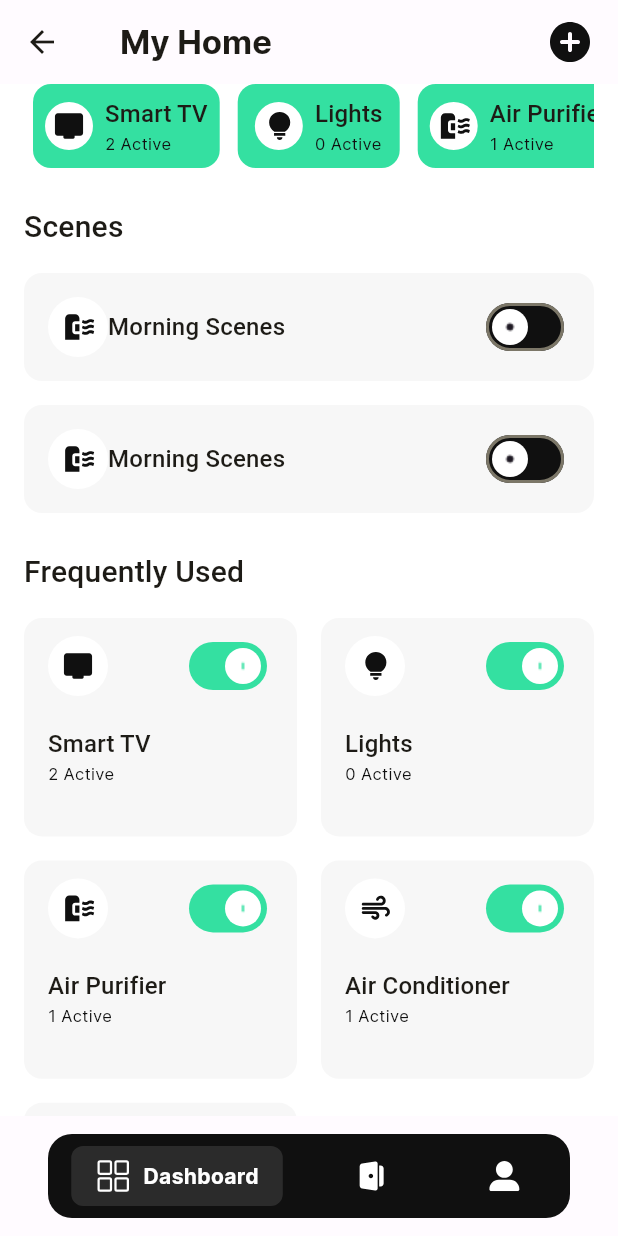
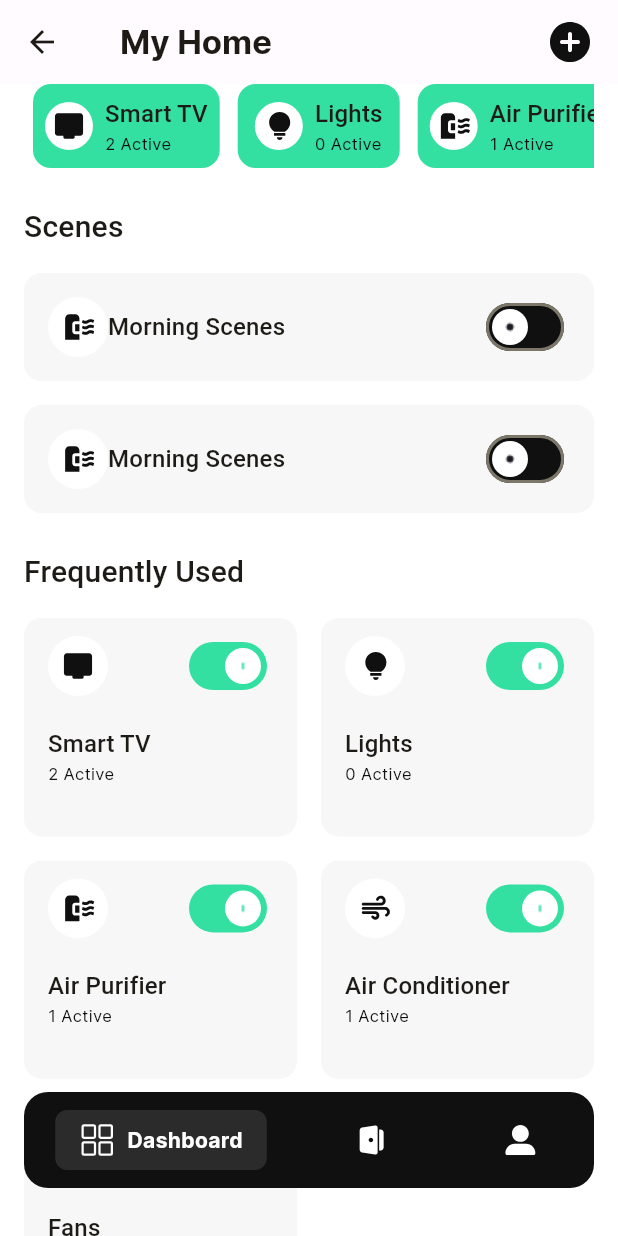
Before and after one commit to hnxtay/sell_coco, a Flutter app: the HomeScreen screen opened by its route, on a phone screen of 412 x 824 dp. Run offline on Flutter 3.47's test engine with Material 2 defaults, Android fonts, the phone set to English and light mode, and no system bars; our stand-ins replace another_xlider, dio, equatable, flutter_bloc, flutter_svg, freezed_annotation and 3 more; accounts and stored records are empty; generated files the repository leaves out were written again.

Commit message:
rename app floating bottom bar fix hoem ui

```diff
--- a/lib/common/widgets/floating_bottom_navigation.dart
+++ b/lib/common/widgets/floating_bottom_navigation.dart
@@ -22,12 +22,14 @@ class FloatingBottomNavigation extends StatelessWidget {
 
   @override
   Widget build(BuildContext context) {
-    return BottomAppBar(
-      child: Container(
+    return Container(
       margin: const EdgeInsets.symmetric(
         horizontal: 16,
+        vertical: 32,
       ),
-        height: 56,
+      padding: const EdgeInsets.symmetric(
+        vertical: 12,
+      ),
       decoration: BoxDecoration(
         borderRadius: BorderRadius.circular(
           16,
@@ -50,7 +52,6 @@ class FloatingBottomNavigation extends StatelessWidget {
           ),
         ),
       ),
-      ),
     );
   }
 }
--- a/lib/screens/dashboard/components/dashboard_screen_scenes_section.dart
+++ b/lib/screens/dashboard/components/dashboard_screen_scenes_section.dart
@@ -21,8 +21,12 @@ class DashboardScreenScenesSection extends StatelessWidget {
         const SizedBox(
           height: 16,
         ),
-        ListView.separated(
+        MediaQuery.removePadding(
+          context: context,
+          removeBottom: true,
+          child: ListView.separated(
             shrinkWrap: true,
+            physics: const NeverScrollableScrollPhysics(),
             itemBuilder: (BuildContext context, int index) {
               return ScenesItem(
                 label: 'Morning Scenes',
@@ -37,6 +41,7 @@ class DashboardScreenScenesSection extends StatelessWidget {
             },
             itemCount: 2,
           ),
+        ),
       ],
     );
   }
--- a/lib/screens/home/home_screen.dart
+++ b/lib/screens/home/home_screen.dart
@@ -35,6 +35,7 @@ class HomeScreen extends StatelessWidget {
   Widget build(BuildContext context) {
     return Scaffold(
       backgroundColor: Colors.white,
+      extendBody: true,
       appBar: AppBar(
         title: Padding(
           padding: const EdgeInsets.symmetric(
@@ -61,6 +62,7 @@ class HomeScreen extends StatelessWidget {
         ],
       ),
       body: SafeArea(
+        bottom: false,
         child: BlocProvider<HomeBloc>(
           create: (context) => HomeBloc(context.read()),
           child: BlocBuilder<HomeBloc, HomeState>(
@@ -95,12 +97,6 @@ class HomeScreen extends StatelessWidget {
         Center(
           child: Text('profile'),
         ),
-        Center(
-          child: Text('profile'),
-        ),
-        Center(
-          child: Text('profile'),
-        ),
       ],
     );
   }
```
Also changed, not shown: 3 other files. Lines whose indentation alone changed are shown as unchanged.
